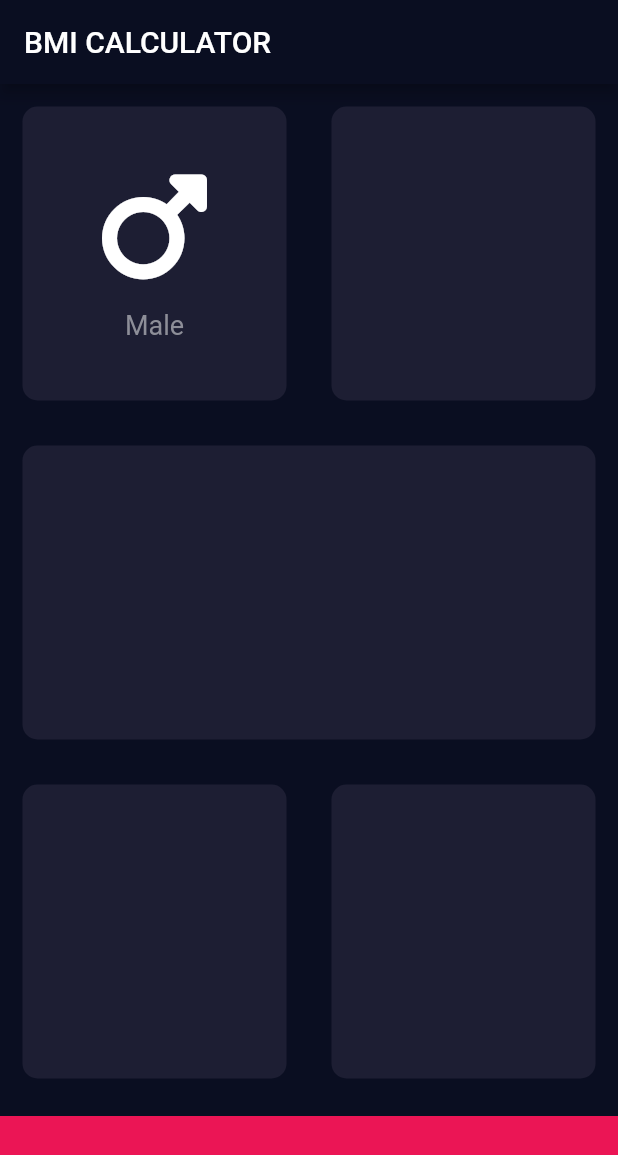
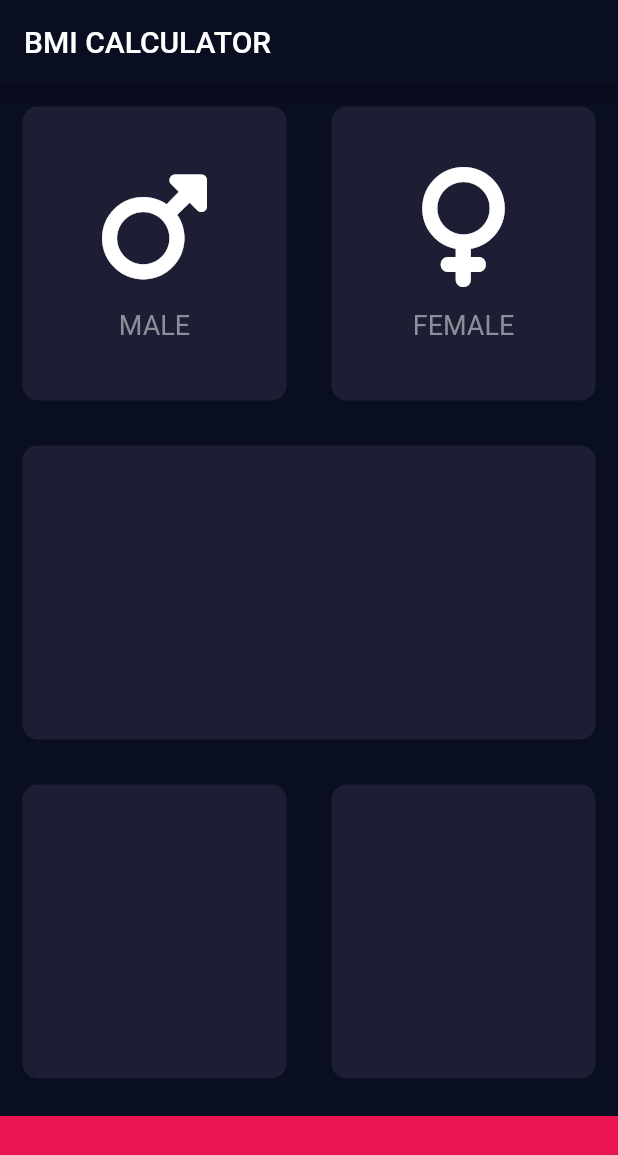
Before and after one commit to edsson-madrigal/flutter_project6_bmi, a Flutter app: the screen it shows after launch, on a phone screen of 412 x 824 dp. Shown: the top 1155 px of the screen. Run offline on Flutter 3.47's test engine with Material 2 defaults, Android fonts, the phone set to English and light mode, and no system bars; our stand-ins replace font_awesome_flutter.

Commit message:
more refactor 2

```diff
--- /dev/null
+++ b/lib/icon_content.dart
@@ -0,0 +1,31 @@
+// ignore_for_file: use_key_in_widget_constructors, prefer_const_constructors, prefer_const_constructors_in_immutables
+
+import 'package:flutter/material.dart';
+
+const textColor = Color(0xff8D8E98);
+
+class IconContent extends StatelessWidget {
+  final IconData? icon;
+  final String? label;
+  IconContent({this.icon, this.label});
+
+  @override
+  Widget build(BuildContext context) {
+    return Column(
+      mainAxisAlignment: MainAxisAlignment.center,
+      children: [
+        Icon(icon, size: 80.0),
+        SizedBox(
+          height: 15.0,
+        ),
+        Text(
+          label!,
+          style: TextStyle(
+            fontSize: 18.0,
+            color: textColor,
+          ),
+        )
+      ],
+    );
+  }
+}
--- a/lib/input_page.dart
+++ b/lib/input_page.dart
@@ -1,6 +1,8 @@
-// ignore_for_file: prefer_const_constructors, use_key_in_widget_constructors, prefer_const_literals_to_create_immutables
+// ignore_for_file: prefer_const_constructors, use_key_in_widget_constructors, prefer_const_literals_to_create_immutables, prefer_const_constructors_in_immutables
 
 import 'package:flutter/material.dart';
+import 'package:flutter_project6_bmi/icon_content.dart';
+import 'package:flutter_project6_bmi/reusable_cart.dart';
 import 'package:font_awesome_flutter/font_awesome_flutter.dart';
 
 const bottomColor = Color(0xFFEB1555);
@@ -28,26 +30,15 @@ class _InputPageState extends State<InputPage> {
                 Expanded(
                   child: ReusableCard(
                     colour: activeCardColour,
-                    cardChild: Column(
-                      mainAxisAlignment: MainAxisAlignment.center,
-                      children: [
-                        Icon(FontAwesomeIcons.mars, size: 80.0),
-                        SizedBox(
-                          height: 15.0,
-                        ),
-                        Text(
-                          'Male',
-                          style: TextStyle(
-                            fontSize: 18.0,
-                            color: Color(0xff8D8E98),
-                          ),
-                        )
-                      ],
-                    ),
+                    cardChild:
+                        IconContent(icon: FontAwesomeIcons.mars, label: 'MALE'),
                   ),
                 ),
                 Expanded(
-                  child: ReusableCard(colour: activeCardColour),
+                  child: ReusableCard(
+                      colour: activeCardColour,
+                      cardChild: IconContent(
+                          icon: FontAwesomeIcons.venus, label: 'FEMALE')),
                 ),
               ],
             ),
@@ -78,21 +69,3 @@ class _InputPageState extends State<InputPage> {
     );
   }
 }
-
-class ReusableCard extends StatelessWidget {
-  final Color colour;
-  final Widget? cardChild; // not required allow nulls
-  const ReusableCard({required this.colour, this.cardChild});
-
-  @override
-  Widget build(BuildContext context) {
-    return Container(
-      margin: EdgeInsets.all(15.0),
-      decoration: BoxDecoration(
-        color: colour,
-        borderRadius: BorderRadius.circular(10.0),
-      ),
-      child: cardChild,
-    );
-  }
-}
--- /dev/null
+++ b/lib/reusable_cart.dart
@@ -0,0 +1,21 @@
+// ignore_for_file: prefer_const_constructors, prefer_const_constructors_in_immutables, use_key_in_widget_constructors
+
+import 'package:flutter/material.dart';
+
+class ReusableCard extends StatelessWidget {
+  final Color colour;
+  final Widget? cardChild; // not required allow nulls
+  ReusableCard({required this.colour, this.cardChild});
+
+  @override
+  Widget build(BuildContext context) {
+    return Container(
+      margin: EdgeInsets.all(15.0),
+      decoration: BoxDecoration(
+        color: colour,
+        borderRadius: BorderRadius.circular(10.0),
+      ),
+      child: cardChild,
+    );
+  }
+}
```
